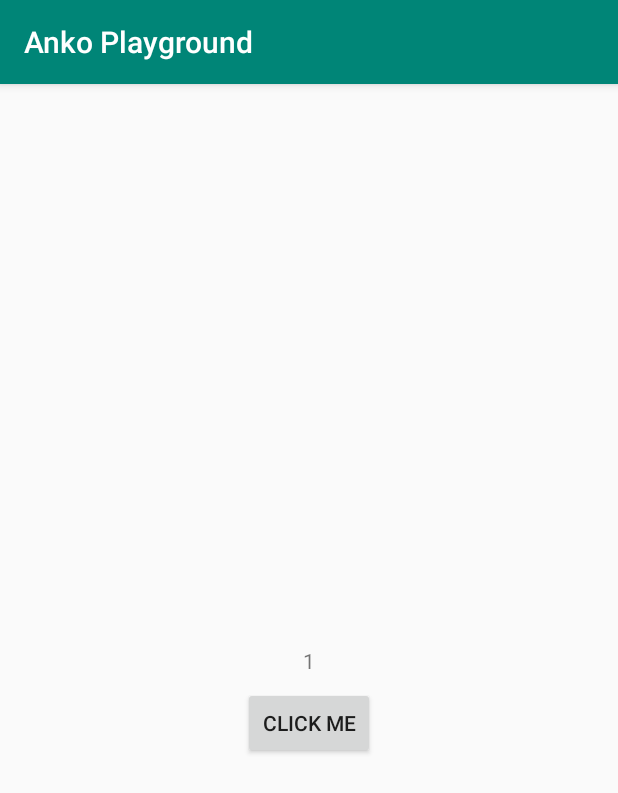
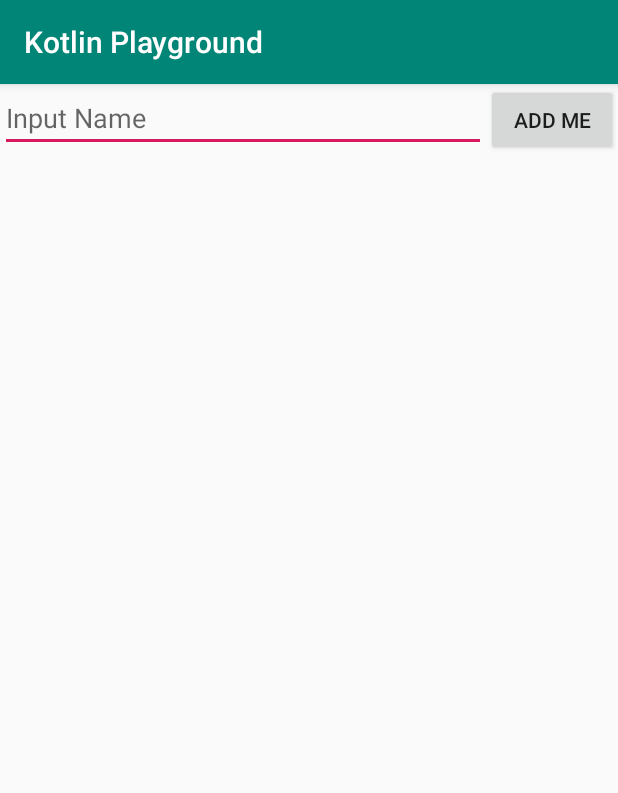
Before and after one commit to showcheap/android-jetpack-playground, an Android app: the screen it shows after launch (MainActivity), on a phone screen of 412 x 824 dp. Shown: the top 793 px of the screen. Run offline under Robolectric (Android 15) with nearby library versions, the phone set to English and light mode, and no system bars.

Commit message:
Add recyclerview functionality

```diff
--- a/app/build.gradle
+++ b/app/build.gradle
@@ -28,10 +28,11 @@ ext {
 
 dependencies {
     implementation fileTree(dir: 'libs', include: ['*.jar'])
-    implementation"org.jetbrains.kotlin:kotlin-stdlib-jdk7:$kotlin_version"
+    implementation "org.jetbrains.kotlin:kotlin-stdlib-jdk7:$kotlin_version"
     implementation 'androidx.appcompat:appcompat:1.1.0-alpha04'
     implementation 'androidx.constraintlayout:constraintlayout:1.1.3'
-    implementation 'android.arch.lifecycle:extensions:1.1.1'
+    implementation 'androidx.lifecycle:lifecycle-extensions:2.1.0-alpha04'
+    implementation 'androidx.recyclerview:recyclerview:1.0.0'
 
     // Koin for Android
     implementation "org.koin:koin-android:$koinVersion"
--- a/app/src/main/java/net/sucipto/kotlinplayground/MainActivity.kt
+++ b/app/src/main/java/net/sucipto/kotlinplayground/MainActivity.kt
@@ -1,26 +1,37 @@
 package net.sucipto.kotlinplayground
 
 import android.os.Bundle
+import android.util.Log
 import androidx.appcompat.app.AppCompatActivity
-import androidx.lifecycle.Observer
+import androidx.recyclerview.widget.LinearLayoutManager
 import kotlinx.android.synthetic.main.activity_main.*
+import net.sucipto.kotlinplayground.entity.Person
+import org.koin.android.ext.android.get
 import org.koin.androidx.viewmodel.ext.android.viewModel
 
 
 class MainActivity : AppCompatActivity() {
 
     private val viewModel : MainViewModel by viewModel()
-    private val changeObserver = Observer<Int> { value -> value?.let { incrementCount(value) }}
+    lateinit var mainAdapter: MainAdapter
+    lateinit var mPersonList: MutableList<Person>
 
     override fun onCreate(savedInstanceState: Bundle?) {
         super.onCreate(savedInstanceState)
         setContentView(R.layout.activity_main)
 
         viewModel.restoreState(savedInstanceState)
+        mPersonList = mutableListOf()
+        mainAdapter = MainAdapter(mPersonList)
 
-        viewModel.changeNotifier.observe(this, changeObserver)
-        lifecycle.addObserver(viewModel)
-        my_button.setOnClickListener { viewModel.increment() }
+        recycler_main.apply {
+            layoutManager = LinearLayoutManager(get())
+            adapter = mainAdapter
+        }
+
+        main_add_button.setOnClickListener {
+            addName(main_edit_text.text.toString())
+        }
     }
 
     override fun onSaveInstanceState(outState: Bundle) {
@@ -28,7 +39,11 @@ class MainActivity : AppCompatActivity() {
         viewModel.saveState(outState)
     }
 
-    private fun incrementCount (value : Int) {
-        my_text.text = (value).toString()
+    private fun addName(name:String) {
+        mPersonList.add(Person(name))
+        mainAdapter.notifyDataSetChanged()
+        Log.d("Main", "Data length: ${mPersonList.size}")
     }
+
+
 }
--- /dev/null
+++ b/app/src/main/java/net/sucipto/kotlinplayground/entity/Person.kt
@@ -0,0 +1,4 @@
+package net.sucipto.kotlinplayground.entity
+
+data class Person(val name: String) {
+}
--- a/app/src/main/res/layout/activity_main.xml
+++ b/app/src/main/res/layout/activity_main.xml
@@ -1,26 +1,34 @@
 <?xml version="1.0" encoding="utf-8"?>
-<androidx.constraintlayout.widget.ConstraintLayout
-        xmlns:android="http://schemas.android.com/apk/res/android"
-        xmlns:tools="http://schemas.android.com/tools"
-        xmlns:app="http://schemas.android.com/apk/res-auto"
+<LinearLayout xmlns:android="http://schemas.android.com/apk/res/android"
+    xmlns:app="http://schemas.android.com/apk/res-auto"
+    xmlns:tools="http://schemas.android.com/tools"
+    android:layout_width="match_parent"
+    android:layout_height="match_parent"
+    android:orientation="vertical"
+    tools:context=".MainActivity">
+
+    <LinearLayout
         android:layout_width="match_parent"
-        android:layout_height="match_parent"
-        tools:context=".MainActivity">
+        android:layout_height="wrap_content"
+        android:orientation="horizontal">
 
-    <TextView
+        <EditText
+            android:id="@+id/main_edit_text"
+            android:layout_width="0dp"
+            android:layout_height="wrap_content"
+            android:layout_weight="1"
+            android:hint="Input Name" />
+
+        <Button
+            android:id="@+id/main_add_button"
             android:layout_width="wrap_content"
             android:layout_height="wrap_content"
-            android:text="Hello World!"
-            app:layout_constraintBottom_toBottomOf="parent"
-            app:layout_constraintLeft_toLeftOf="parent"
-            app:layout_constraintRight_toRightOf="parent"
-            app:layout_constraintTop_toTopOf="parent" android:id="@+id/my_text"/>
+            android:text="Add Me" />
+    </LinearLayout>
 
-    <Button android:id="@+id/my_button" android:text="Click Me"
-            android:layout_width="wrap_content"
-            android:layout_height="wrap_content" android:layout_marginTop="8dp"
-            app:layout_constraintTop_toBottomOf="@+id/my_text" app:layout_constraintStart_toStartOf="parent"
-            android:layout_marginLeft="8dp" android:layout_marginStart="8dp" app:layout_constraintEnd_toEndOf="parent"
-            android:layout_marginEnd="8dp" android:layout_marginRight="8dp"/>
+    <androidx.recyclerview.widget.RecyclerView
+        android:id="@+id/recycler_main"
+        android:layout_width="match_parent"
+        android:layout_height="match_parent" />
 
-</androidx.constraintlayout.widget.ConstraintLayout>
+</LinearLayout>
--- a/app/src/main/res/values/strings.xml
+++ b/app/src/main/res/values/strings.xml
@@ -1,3 +1,3 @@
 <resources>
-    <string name="app_name">Anko Playground</string>
+    <string name="app_name">Kotlin Playground</string>
 </resources>
```
Also changed, not shown: app/src/main/java/net/sucipto/kotlinplayground/MainAdapter.kt (added, +33 -0 lines), app/src/main/res/layout/item_main.xml (added, +14 -0 lines).
